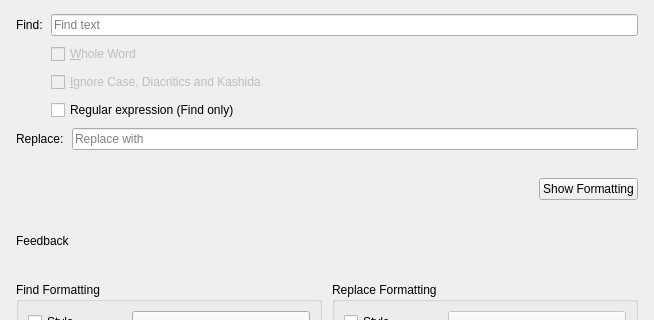
Above: scribus/ui/searchbase.ui from appajid/apscribe before the change; both pictures show x 0 to 654 and y 0 to 320 of the 654 by 610 pixel window. Below: the same form after it.
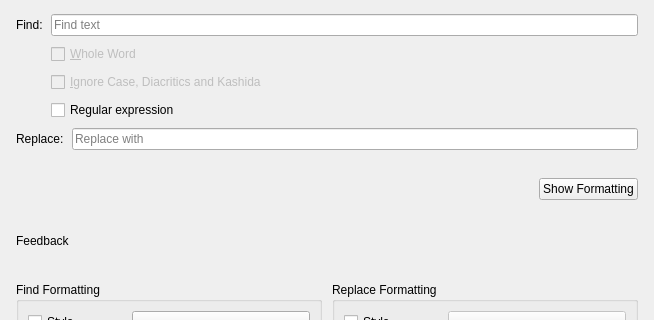
That is the form after the change. Custom widgets are drawn as their Qt base class.

Patch:
```diff
--- a/scribus/ui/searchbase.ui
+++ b/scribus/ui/searchbase.ui
@@ -94,7 +94,7 @@
        <item row="3" column="1">
         <widget class="QCheckBox" name="regexCheckBox">
          <property name="text">
-          <string>Regular expression (Find only)</string>
+          <string>Regular expression</string>
          </property>
          <property name="toolTip">
           <string>Find text using a regular expression. Replacement is not yet supported in this mode.</string>
```
Left out of the diff: 2 changed lines with no effect on the pictures.
